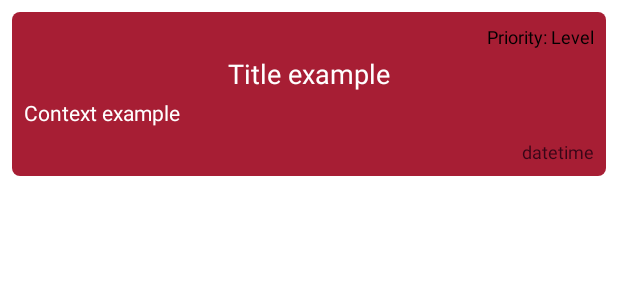
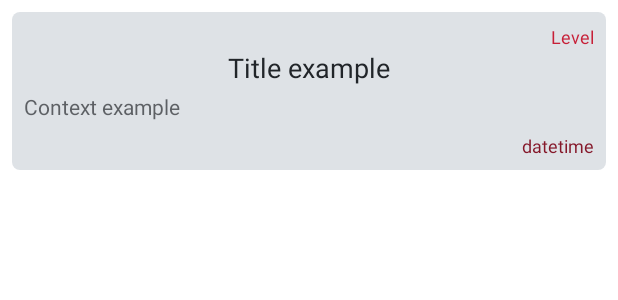
Before and after one commit to HeraEXE/NoteApp2-android, an Android app: the layout item_note.xml on its own in the app's theme, with its tools: preview values and no code run, on a phone screen of 412 x 824 dp. Shown: the top 300 px of the screen. Run offline under Robolectric (Android 15) with nearby library versions, the phone set to English and light mode, and no system bars.

Commit message:
Final Commit (UI has been modified)

```diff
--- a/app/src/main/java/com/hera/noteapp2/utils/ObserverState.kt
+++ /dev/null
@@ -1,5 +0,0 @@
-package com.hera.noteapp2.utils
-
-enum class ObserverState {
-    INSERT, UPDATE, DELETE, SORT
-}
--- a/app/src/main/res/drawable/background_item_note.xml
+++ b/app/src/main/res/drawable/background_item_note.xml
@@ -2,7 +2,7 @@
 <shape xmlns:android="http://schemas.android.com/apk/res/android"
     android:shape="rectangle">
 
-    <solid android:color="@color/crimson_ua"/>
+    <solid android:color="@color/grey_white"/>
 
     <corners android:radius="5dp"/>
 
--- a/app/src/main/res/layout/item_note.xml
+++ b/app/src/main/res/layout/item_note.xml
@@ -13,13 +13,12 @@
         android:id="@+id/tv_title"
         android:layout_width="match_parent"
         android:layout_height="wrap_content"
-        android:layout_marginTop="4dp"
         android:textAlignment="center"
-        android:textColor="@color/white"
+        android:textColor="@color/dark_grey"
         android:textSize="18sp"
         app:layout_constraintEnd_toEndOf="parent"
         app:layout_constraintStart_toStartOf="parent"
-        app:layout_constraintTop_toBottomOf="@+id/tv_priority"
+        app:layout_constraintTop_toBottomOf="@+id/tv_priority_level"
         tools:text="Title example" />
 
     <TextView
@@ -27,27 +26,17 @@
         android:layout_width="match_parent"
         android:layout_height="wrap_content"
         android:layout_marginTop="4dp"
-        android:textColor="@color/white"
+        android:textColor="@color/dark_grey_trans"
         app:layout_constraintEnd_toEndOf="parent"
         app:layout_constraintStart_toStartOf="parent"
         app:layout_constraintTop_toBottomOf="@+id/tv_title"
         tools:text="Context example" />
 
     <TextView
-        android:id="@+id/tv_priority"
-        android:layout_width="wrap_content"
-        android:layout_height="wrap_content"
-        android:text="Priority: "
-        android:textColor="@color/black"
-        android:textSize="12sp"
-        app:layout_constraintEnd_toStartOf="@+id/tv_priority_level"
-        app:layout_constraintTop_toTopOf="@+id/tv_priority_level" />
-
-    <TextView
         android:id="@+id/tv_priority_level"
         android:layout_width="wrap_content"
         android:layout_height="wrap_content"
-        android:textColor="@color/black"
+        android:textColor="@color/crimson"
         android:textSize="12sp"
         app:layout_constraintEnd_toEndOf="parent"
         app:layout_constraintTop_toTopOf="parent"
@@ -58,7 +47,7 @@
         android:layout_width="wrap_content"
         android:layout_height="wrap_content"
         android:layout_marginTop="8dp"
-        android:textColor="@color/dark_sienna"
+        android:textColor="@color/antique_ruby"
         android:textSize="12sp"
         app:layout_constraintEnd_toEndOf="parent"
         app:layout_constraintTop_toBottomOf="@+id/tv_content"
--- a/app/src/main/res/values/themes.xml
+++ b/app/src/main/res/values/themes.xml
@@ -10,7 +10,7 @@
         <item name="colorSecondaryVariant">@color/antique_ruby</item>
         <item name="colorOnSecondary">@color/black</item>
         <!-- Status bar color. -->
-        <item name="android:statusBarColor" tools:targetApi="l">@color/black</item>
+        <item name="android:statusBarColor" tools:targetApi="l">?attr/colorPrimaryVariant</item>
         <!-- Customize your theme here. -->
     </style>
 </resources>
```
